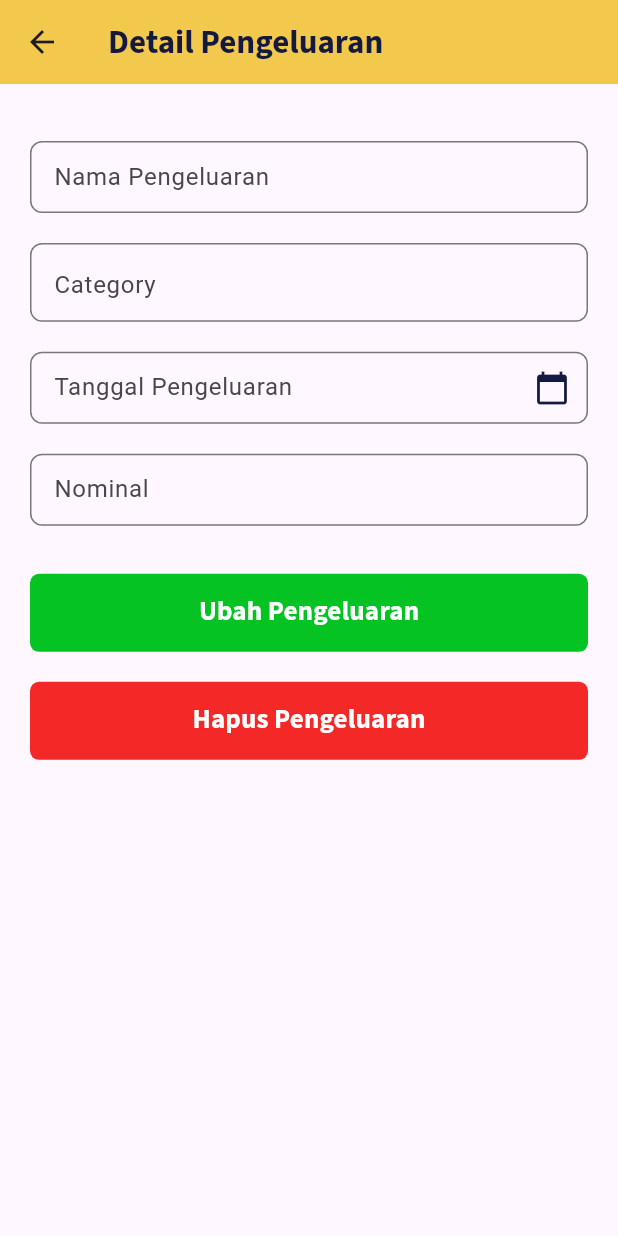
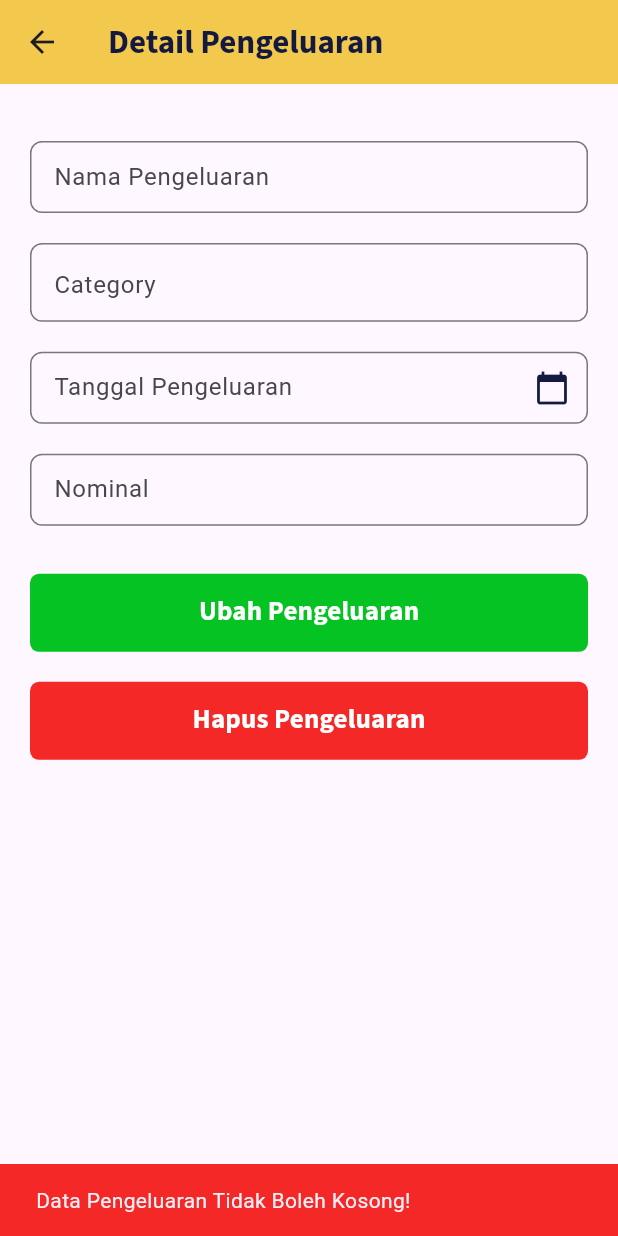
Before and after one commit to AchmadRijalu/money_wise, a Flutter app: the DetailExpenseView screen opened directly, after a tap on "Ubah Pengeluaran", on a phone screen of 412 x 824 dp. Run offline on Flutter 3.47's test engine with Material 3 defaults, Android fonts, the phone set to English and light mode, and no system bars; our stand-ins replace bloc, equatable, flutter_bloc, flutter_svg, google_fonts, sqflite; missing offline and left inert: bottom_sheet; accounts and stored records are empty.

Commit message:
remove unused variable and checking empty update textfield

```diff
--- a/lib/UI/views/detail_expense_view.dart
+++ b/lib/UI/views/detail_expense_view.dart
@@ -146,6 +146,17 @@ class _DetailExpenseViewState extends State<DetailExpenseView> {
                 title: "Ubah Pengeluaran",
                 color: greenColor,
                 onPressed: () async {
+                  if (_nameController.text == "" ||
+                      _categoryController.text == "" ||
+                      _dateController.text == "" ||
+                      _amountController.text == "") {
+                    ScaffoldMessenger.of(context).showSnackBar(SnackBar(
+                      content:
+                          const Text("Data Pengeluaran Tidak Boleh Kosong!"),
+                      backgroundColor: redColor,
+                    ));
+                    return;
+                  } else {
                     context.read<ExpenseBloc>().add(UpdateExpense(ExpenseModel(
                           id: widget.expenseModel!.id,
                           imageCategory: _selectedCategory!.image,
@@ -155,6 +166,7 @@ class _DetailExpenseViewState extends State<DetailExpenseView> {
                           date: _dateController.text,
                           amount: _amountController.text,
                         )));
+                  }
                 },
               ),
               const SizedBox(height: 20),
--- a/lib/logic/expense/expense_state.dart
+++ b/lib/logic/expense/expense_state.dart
@@ -12,13 +12,12 @@ final class ExpenseInitial extends ExpenseState {}
 final class GetAllExpensesSuccess extends ExpenseState {
   final Map<String, List<ExpenseModel>> expenses;
   final Map<String, double> accumulatedExpenses;
-  final double todayExpenses;
   final double monthExpenses;
 
-  GetAllExpensesSuccess(this.expenses, this.accumulatedExpenses, this.todayExpenses, this.monthExpenses);
+  GetAllExpensesSuccess(this.expenses, this.accumulatedExpenses, this.monthExpenses);
 
   @override
-  List<Object> get props => [expenses, accumulatedExpenses, todayExpenses, monthExpenses];
+  List<Object> get props => [expenses, accumulatedExpenses, monthExpenses];
 }
 
 final class ExpensesFailed extends ExpenseState {
```
Also changed, not shown: lib/logic/expense/expense_bloc.dart (+3 -7 lines). Lines whose indentation alone changed are shown as unchanged.
